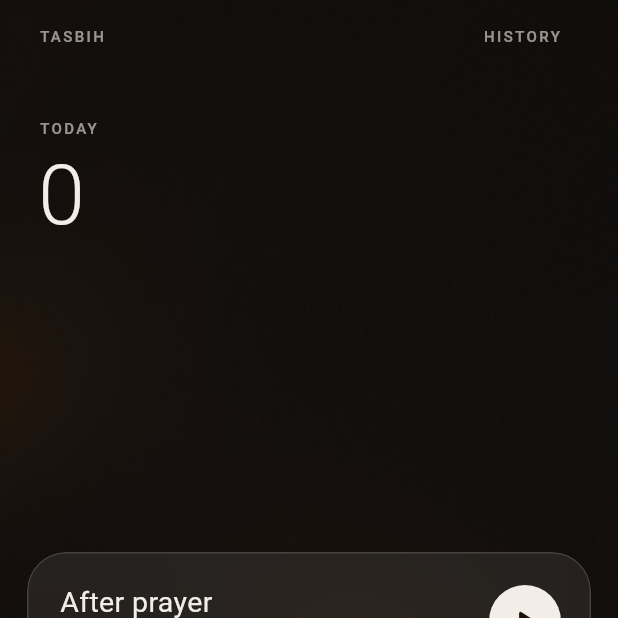
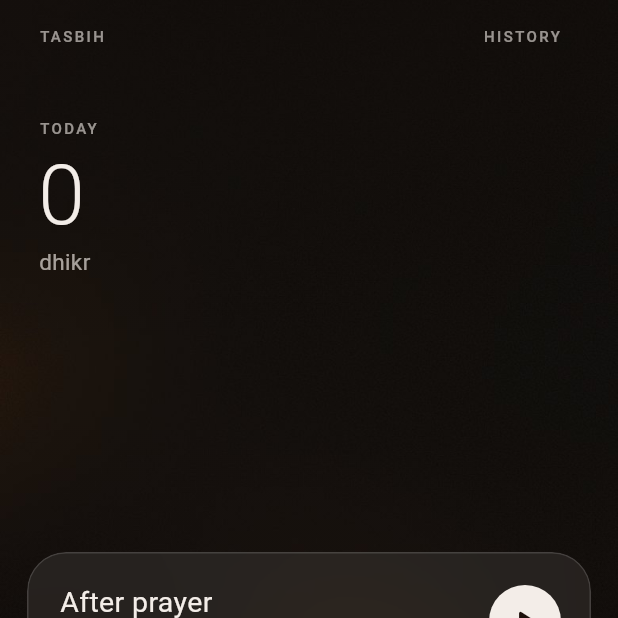
Before and after one commit to junaiddottahir/UNS, a Flutter app: the TasbihScreen screen opened by its route, on a phone screen of 412 x 824 dp, the top half of it. Run offline on Flutter 3.47's test engine with Material 3 defaults, Android fonts, the phone set to English and light mode, and no system bars; our stand-ins replace adhan, drift, flutter_compass, flutter_local_notifications, flutter_riverpod, flutter_secure_storage and 7 more; missing offline and left inert: audio_session, cryptography, geomag, purchases_flutter, record, sqlite3; accounts and stored records are empty; generated files the repository leaves out were written again.

Commit message:
Caption today's tasbih total with dhikr progress
Co-Authored-By: Claude Opus 5.5 <noreply@anthropic.com>

```diff
--- a/app/lib/features/tasbih/tasbih_screen.dart
+++ b/app/lib/features/tasbih/tasbih_screen.dart
@@ -67,6 +67,13 @@ class TasbihScreen extends ConsumerWidget {
                     Text(l10n.today.toUpperCase(), style: AppText.label),
                     const SizedBox(height: 10),
                     Text('$today', style: AppText.bearing),
+                    const SizedBox(height: 6),
+                    Text(switch (done.length) {
+                      0 => l10n.dhikrUnit,
+                      final n when n >= Dhikr.values.length =>
+                        l10n.dhikrAllComplete,
+                      final n => l10n.dhikrProgress(n, Dhikr.values.length),
+                    }, style: AppText.body),
                   ],
                 ),
               ),
--- a/app/lib/l10n/app_en.arb
+++ b/app/lib/l10n/app_en.arb
@@ -717,5 +717,21 @@
   "resetsMonday": "Your free sessions reset on Monday",
   "alwaysFree": "Prayer times, tasbih and your journal are always free.",
   "seePremium": "See Premium",
-  "revisitPastSession": "Revisit a past session"
+  "revisitPastSession": "Revisit a past session",
+  "dhikrUnit": "dhikr",
+  "@dhikrUnit": {
+    "description": "Under today's tasbih total: what the number counts."
+  },
+  "dhikrProgress": "dhikr · {done} of {total} complete",
+  "@dhikrProgress": {
+    "placeholders": {
+      "done": {
+        "type": "int"
+      },
+      "total": {
+        "type": "int"
+      }
+    }
+  },
+  "dhikrAllComplete": "dhikr · all complete"
 }
--- a/app/lib/l10n/app_localizations.dart
+++ b/app/lib/l10n/app_localizations.dart
@@ -2175,6 +2175,24 @@ abstract class AppLocalizations {
   /// In en, this message translates to:
   /// **'Revisit a past session'**
   String get revisitPastSession;
+
+  /// Under today's tasbih total: what the number counts.
+  ///
+  /// In en, this message translates to:
+  /// **'dhikr'**
+  String get dhikrUnit;
+
+  /// No description provided for @dhikrProgress.
+  ///
+  /// In en, this message translates to:
+  /// **'dhikr · {done} of {total} complete'**
+  String dhikrProgress(int done, int total);
+
+  /// No description provided for @dhikrAllComplete.
+  ///
+  /// In en, this message translates to:
+  /// **'dhikr · all complete'**
+  String get dhikrAllComplete;
 }
 
 class _AppLocalizationsDelegate
--- a/app/lib/l10n/app_localizations_en.dart
+++ b/app/lib/l10n/app_localizations_en.dart
@@ -1184,4 +1184,15 @@ class AppLocalizationsEn extends AppLocalizations {
 
   @override
   String get revisitPastSession => 'Revisit a past session';
+
+  @override
+  String get dhikrUnit => 'dhikr';
+
+  @override
+  String dhikrProgress(int done, int total) {
+    return 'dhikr · $done of $total complete';
+  }
+
+  @override
+  String get dhikrAllComplete => 'dhikr · all complete';
 }
```
Also changed, not shown: 1 other file.
